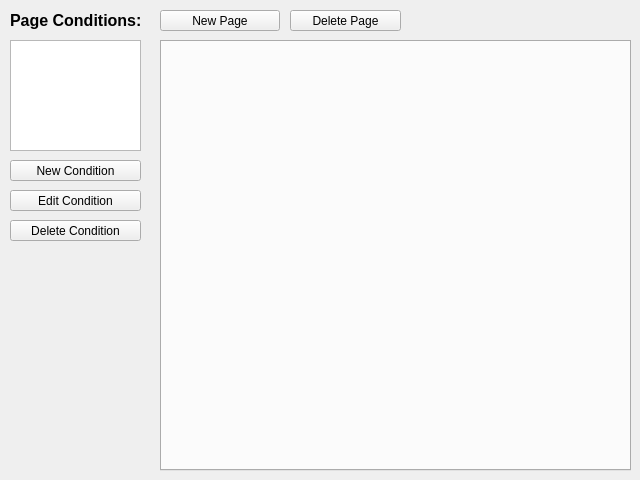
The window that MapEditor/UI/EventEditor.ui (seem-sky/Simple2D-Engine) describes before a commit, drawn with Qt 5.
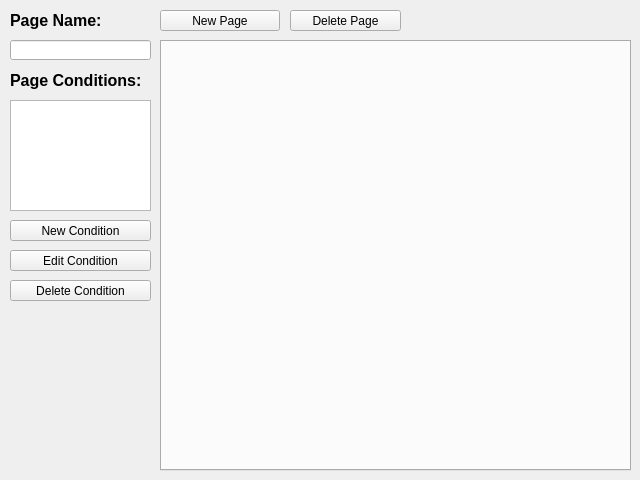
The same window after the commit.

Commit message: rename EngineSupport with Core; add GlobalVariable Editor Support; add some basics for event editor

Patch:
```diff
--- a/MapEditor/UI/EventEditor.ui
+++ b/MapEditor/UI/EventEditor.ui
@@ -10,12 +10,6 @@
     <height>480</height>
    </rect>
   </property>
-  <property name="minimumSize">
-   <size>
-    <width>640</width>
-    <height>480</height>
-   </size>
-  </property>
   <property name="windowTitle">
    <string>Form</string>
   </property>
@@ -36,7 +30,7 @@
    <property name="geometry">
     <rect>
      <x>10</x>
-     <y>10</y>
+     <y>70</y>
      <width>141</width>
      <height>21</height>
     </rect>
@@ -56,8 +50,8 @@
    <property name="geometry">
     <rect>
      <x>10</x>
-     <y>40</y>
-     <width>131</width>
+     <y>100</y>
+     <width>141</width>
      <height>111</height>
     </rect>
    </property>
@@ -66,8 +60,8 @@
    <property name="geometry">
     <rect>
      <x>10</x>
-     <y>160</y>
-     <width>131</width>
+     <y>220</y>
+     <width>141</width>
      <height>21</height>
     </rect>
    </property>
@@ -79,8 +73,8 @@
    <property name="geometry">
     <rect>
      <x>10</x>
-     <y>190</y>
-     <width>131</width>
+     <y>250</y>
+     <width>141</width>
      <height>21</height>
     </rect>
    </property>
@@ -92,8 +86,8 @@
    <property name="geometry">
     <rect>
      <x>10</x>
-     <y>220</y>
-     <width>131</width>
+     <y>280</y>
+     <width>141</width>
      <height>21</height>
     </rect>
    </property>
@@ -133,6 +127,36 @@
     <string>Delete Page</string>
    </property>
   </widget>
+  <widget class="QLabel" name="label_14">
+   <property name="geometry">
+    <rect>
+     <x>10</x>
+     <y>10</y>
+     <width>141</width>
+     <height>21</height>
+    </rect>
+   </property>
+   <property name="font">
+    <font>
+     <pointsize>12</pointsize>
+     <weight>75</weight>
+     <bold>true</bold>
+    </font>
+   </property>
+   <property name="text">
+    <string>Page Name:</string>
+   </property>
+  </widget>
+  <widget class="QLineEdit" name="m_pName">
+   <property name="geometry">
+    <rect>
+     <x>10</x>
+     <y>40</y>
+     <width>141</width>
+     <height>20</height>
+    </rect>
+   </property>
+  </widget>
  </widget>
  <resources/>
  <connections/>
```
Left out of the diff: 17 changed lines with no effect on the pictures. The commit also changes 62 other files.
